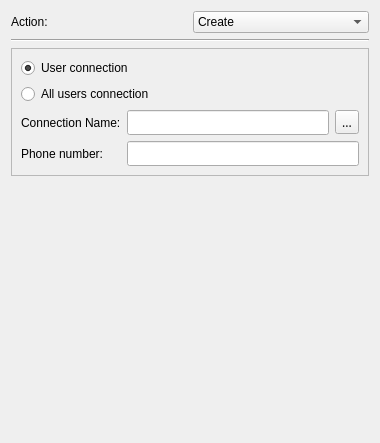
First picture: the form in src/apps/mvvm-folders/network_options/dialupwidget.ui, repository august-alt/policy-preferences-editor-prototype, before the edit.
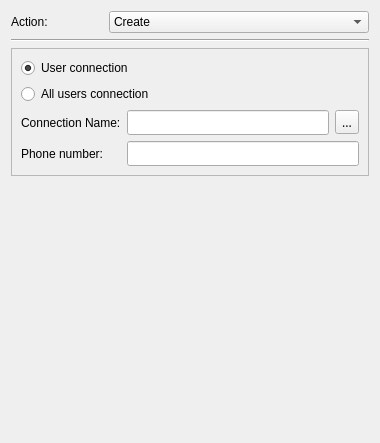
Second picture: the form after the edit.

Diff of the .ui file:
```diff
--- a/src/apps/mvvm-folders/network_options/dialupwidget.ui
+++ b/src/apps/mvvm-folders/network_options/dialupwidget.ui
@@ -44,6 +44,18 @@
     <layout class="QHBoxLayout" name="horizontalLayout_4">
      <item>
       <widget class="QLabel" name="actionLabel">
+       <property name="sizePolicy">
+        <sizepolicy hsizetype="Fixed" vsizetype="Preferred">
+         <horstretch>0</horstretch>
+         <verstretch>0</verstretch>
+        </sizepolicy>
+       </property>
+       <property name="minimumSize">
+        <size>
+         <width>92</width>
+         <height>0</height>
+        </size>
+       </property>
        <property name="text">
         <string>Action:</string>
        </property>
@@ -86,12 +98,8 @@
      <property name="frameShape">
       <enum>QFrame::StyledPanel</enum>
      </property>
-     <layout class="QGridLayout" name="gridLayout_2">
-      <item row="0" column="0">
-       <layout class="QHBoxLayout" name="horizontalLayout">
-        <item>
-         <layout class="QVBoxLayout" name="verticalLayout_3">
-          <item>
+     <layout class="QGridLayout" name="gridLayout">
+      <item row="0" column="0" colspan="2">
            <widget class="QRadioButton" name="userRadioButton">
             <property name="text">
              <string>User connection</string>
@@ -104,8 +112,8 @@
             </attribute>
            </widget>
           </item>
-          <item>
-           <widget class="QRadioButton" name="allUsersRadioButton">
+      <item row="1" column="0" colspan="2">
+       <widget class="QRadioButton" name="systemRadioButton">
             <property name="text">
              <string>All users connection</string>
             </property>
@@ -114,13 +122,7 @@
             </attribute>
            </widget>
           </item>
-         </layout>
-        </item>
-       </layout>
-      </item>
-      <item row="1" column="0">
-       <layout class="QGridLayout" name="gridLayout">
-        <item row="0" column="0" colspan="2">
+      <item row="2" column="0">
          <widget class="QLabel" name="connectionLabel">
           <property name="text">
            <string>Connection Name:</string>
@@ -130,7 +132,7 @@
           </property>
          </widget>
         </item>
-        <item row="0" column="2">
+      <item row="2" column="1">
          <widget class="QLineEdit" name="connectionLineEdit">
           <property name="sizePolicy">
            <sizepolicy hsizetype="MinimumExpanding" vsizetype="Fixed">
@@ -154,7 +156,7 @@
           </property>
          </widget>
         </item>
-        <item row="0" column="3">
+      <item row="2" column="2">
          <widget class="QToolButton" name="connectionToolButton">
           <property name="font">
            <font>
@@ -166,7 +168,7 @@
           </property>
          </widget>
         </item>
-        <item row="1" column="0">
+      <item row="3" column="0">
          <widget class="QLabel" name="phoneLabel">
           <property name="text">
            <string>Phone number:</string>
@@ -176,7 +178,7 @@
           </property>
          </widget>
         </item>
-        <item row="1" column="2" colspan="2">
+      <item row="3" column="1" colspan="2">
          <widget class="QLineEdit" name="phoneLineEdit">
           <property name="font">
            <font>
@@ -189,8 +191,6 @@
          </widget>
         </item>
        </layout>
-      </item>
-     </layout>
     </widget>
    </item>
   </layout>
```
Left out of the diff: 2 changed lines with no effect on the pictures. Lines whose indentation alone changed are shown as unchanged.
